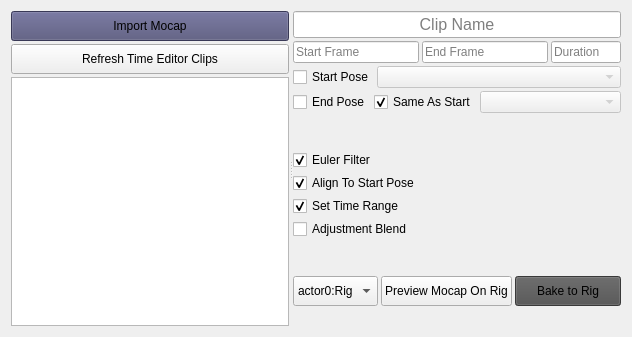
Above: mocap_clipper/ui/mocap_clipper_widget.ui from rBrenick/mocap-clipper before the change. Below: the same form after it.
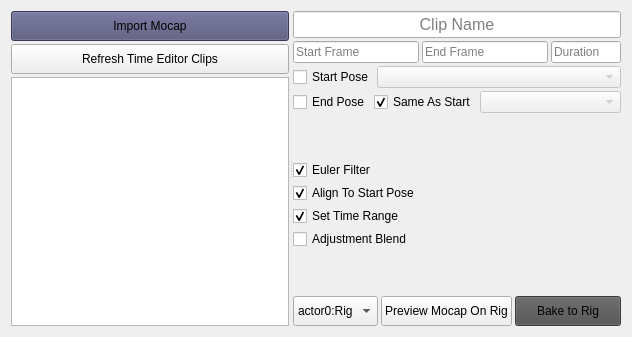
That is the form after the change.

What changed in the file:
```diff
--- a/mocap_clipper/ui/mocap_clipper_widget.ui
+++ b/mocap_clipper/ui/mocap_clipper_widget.ui
@@ -251,6 +251,8 @@
           </spacer>
          </item>
          <item>
+          <layout class="QVBoxLayout" name="bake_settings_layout">
+           <item>
           <widget class="QCheckBox" name="euler_filter_CHK">
            <property name="text">
             <string>Euler Filter</string>
@@ -287,6 +289,8 @@
            </property>
           </widget>
          </item>
+          </layout>
+         </item>
          <item>
           <layout class="QVBoxLayout" name="project_settings_layout"/>
          </item>
@@ -369,22 +373,6 @@
            </item>
           </layout>
          </item>
-         <item>
-          <spacer name="verticalSpacer_3">
-           <property name="orientation">
-            <enum>Qt::Vertical</enum>
-           </property>
-           <property name="sizeType">
-            <enum>QSizePolicy::Fixed</enum>
-           </property>
-           <property name="sizeHint" stdset="0">
-            <size>
-             <width>20</width>
-             <height>20</height>
-            </size>
-           </property>
-          </spacer>
-         </item>
          <item>
           <layout class="QVBoxLayout" name="project_widgets_layout"/>
          </item>
```
Left out of the diff: 6 changed lines with no effect on the pictures. Lines whose indentation alone changed are shown as unchanged.
